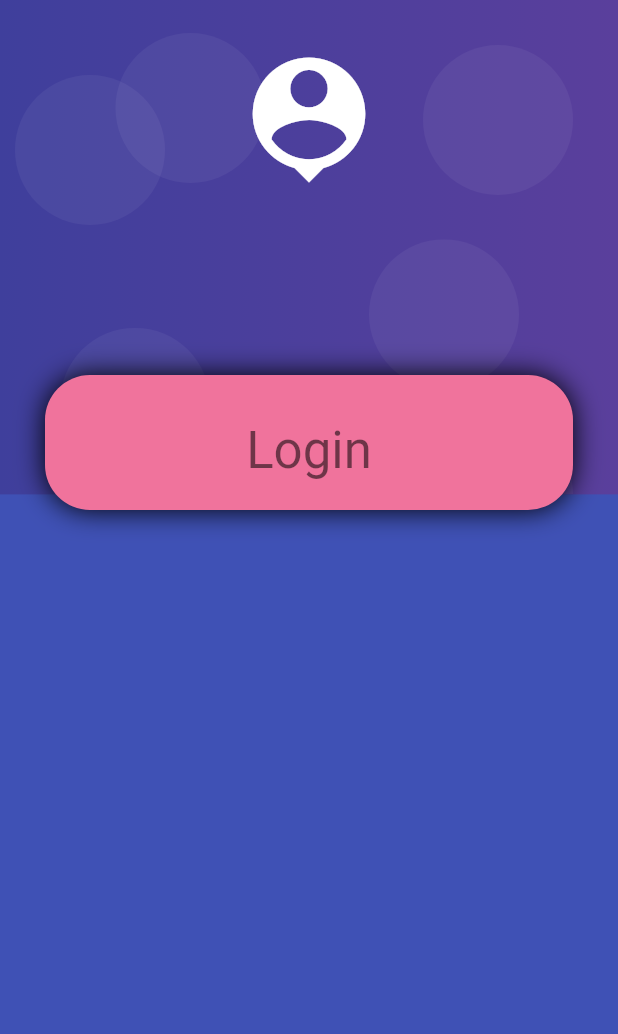
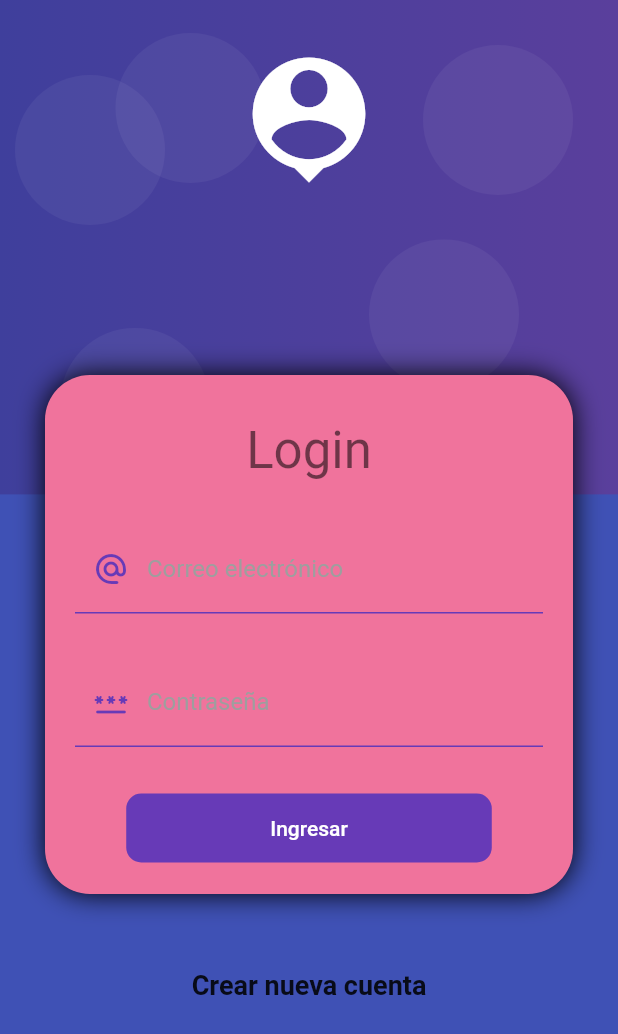
Before and after one commit to Thomasrb26/ProyectoTecMoviles, a Flutter app: the screen it shows after launch, on a phone screen of 412 x 824 dp. Shown: the top 1034 px of the screen. Run offline on Flutter 3.47's test engine with Material 2 defaults, Android fonts, the phone set to English and light mode, and no system bars; our stand-ins replace card_swiper.

Commit message:
Vista Login

```diff
--- /dev/null
+++ b/ProyectoTecMoviles/ProyectoFlutter/lib/providers/login_form_provider.dart
@@ -0,0 +1,12 @@
+import 'package:flutter/material.dart';
+
+class LoginFormProvider extends ChangeNotifier {
+  GlobalKey<FormState> formKey = new GlobalKey<FormState>();
+  String email = '';
+  String password = '';
+
+  bool isValidForm() {
+    print(formKey.currentState?.validate());
+    return formKey.currentState?.validate() ?? false;
+  }
+}
--- a/ProyectoTecMoviles/ProyectoFlutter/lib/screens/login_screen.dart
+++ b/ProyectoTecMoviles/ProyectoFlutter/lib/screens/login_screen.dart
@@ -1,5 +1,8 @@
 import 'package:flutter/material.dart';
+import 'package:flutter_demo/providers/login_form_provider.dart';
+import 'package:flutter_demo/screens/ui/input_decorations.dart';
 import 'package:flutter_demo/widgets/widgets.dart';
+import 'package:provider/provider.dart';
 
 class LoginScreen extends StatelessWidget {
   @override
@@ -11,11 +14,22 @@ class LoginScreen extends StatelessWidget {
             children: [
               SizedBox(height: 250),
               CardContainer(
-                child: Column(children: [
-                  SizedBox(height: 10),
-                  Text('Login', style: Theme.of(context).textTheme.headline4),
-                ]),
+                child: Column(
+                  children: [
+                    SizedBox(height: 10),
+                    Text('Login', style: Theme.of(context).textTheme.headline4),
+                    SizedBox(height: 30),
+                    ChangeNotifierProvider(
+                        create: (_) => LoginFormProvider(), child: _LoginForm())
+                  ],
+                ),
               ),
+              SizedBox(height: 50),
+              Text(
+                'Crear nueva cuenta',
+                style: TextStyle(fontSize: 18, fontWeight: FontWeight.bold),
+              ),
+              SizedBox(height: 50),
             ],
           ),
         ),
@@ -23,3 +37,85 @@ class LoginScreen extends StatelessWidget {
     );
   }
 }
+
+class _LoginForm extends StatelessWidget {
+  @override
+  Widget build(BuildContext context) {
+    final loginForm = Provider.of<LoginFormProvider>(context);
+
+    return Container(
+      child: Form(
+        key: loginForm.formKey,
+        autovalidateMode: AutovalidateMode.onUserInteraction,
+        child: Column(
+          children: [
+            TextFormField(
+              autocorrect: false,
+              keyboardType: TextInputType.emailAddress,
+              decoration: InputDecorations.authInputDecoration(
+                hintText: 'prueba@gmail.com',
+                labelText: 'Correo electrónico',
+                prefixIcon: Icons.alternate_email_rounded,
+              ),
+              onChanged: (value) => loginForm.email = value,
+              validator: (value) {
+                String pattern =
+                    r'^(([^<>()[\]\\.,;:\s@\"]+(\.[^<>()[\]\\.,;:\s@\"]+)*)|(\".+\"))@((\[[0-9]{1,3}\.[0-9]{1,3}\.[0-9]{1,3}\.[0-9]{1,3}\])|(([a-zA-Z\-0-9]+\.)+[a-zA-Z]{2,}))$';
+                RegExp regExp = new RegExp(pattern);
+
+                return regExp.hasMatch(value ?? '')
+                    ? null
+                    : 'El valor ingresado no luce como correo';
+              },
+            ),
+            SizedBox(height: 30),
+            TextFormField(
+              autocorrect: false,
+              obscureText: true,
+              keyboardType: TextInputType.emailAddress,
+              decoration: InputDecorations.authInputDecoration(
+                hintText: '********',
+                labelText: 'Contraseña',
+                prefixIcon: Icons.password_rounded,
+                //incons.lock_outline candado
+              ),
+              onChanged: (value) => loginForm.password = value,
+              validator: (value) {
+                return (value != null && value.length >= 6)
+                    ? null
+                    : 'la contraseña debe ser de 6 caracteres';
+              },
+            ),
+            SizedBox(height: 30),
+            MaterialButton(
+              shape: RoundedRectangleBorder(
+                  borderRadius: BorderRadius.circular(10)),
+              disabledColor: Colors.grey,
+              elevation: 0,
+              color: Colors.deepPurple,
+              child: Container(
+                padding: EdgeInsets.symmetric(horizontal: 80, vertical: 15),
+                child: Text(
+                  'Ingresar',
+                  style: TextStyle(color: Colors.white),
+                ),
+              ),
+              onPressed: () {
+                if (!loginForm.isValidForm()) return;
+
+                Navigator.pushReplacementNamed(context, 'home');
+              },
+            ),
+          ],
+        ),
+      ),
+    );
+  }
+}
+
+/*
+    String pattern = r'^(([^<>()[\]\\.,;:
+    \s@\"]+(\.[^<>()[\]\\.,;:\s@\"]+)*)|(\".+\"))@((\[[0-9]{1,3}\.[0-9]{1,3}\.[0-9]{1,3}\.[0-9]{1,3}\])|(([a-zA-Z\-0-9]+\.)+[a-zA-Z]{2,}))$';
+    RegExp regExp  = new RegExp(pattern);
+
+*/
--- /dev/null
+++ b/ProyectoTecMoviles/ProyectoFlutter/lib/screens/ui/input_decorations.dart
@@ -0,0 +1,23 @@
+import 'package:flutter/material.dart';
+
+class InputDecorations {
+  static InputDecoration authInputDecoration(
+      {required String hintText,
+      required String labelText,
+      IconData? prefixIcon}) {
+    return InputDecoration(
+      enabledBorder: UnderlineInputBorder(
+        borderSide: BorderSide(color: Colors.deepPurple),
+      ),
+      focusedBorder: UnderlineInputBorder(
+        borderSide: BorderSide(color: Colors.deepPurple, width: 2),
+      ),
+      hintText: hintText,
+      labelText: labelText,
+      labelStyle: TextStyle(color: Colors.grey),
+      prefixIcon: prefixIcon != null
+          ? Icon(prefixIcon, color: Colors.deepPurple)
+          : null,
+    );
+  }
+}
```
